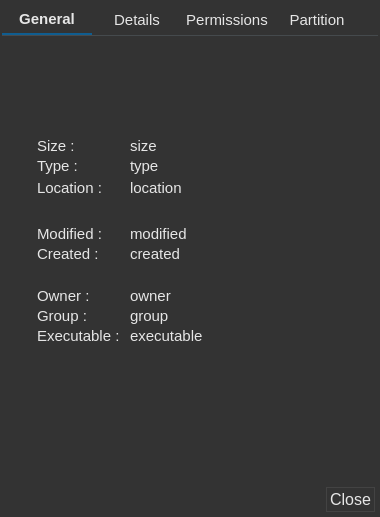
This is app/corefm/propertiesw.ui in rahmanshaber/corebox as Qt 5 draws it before an edit. The edited form follows.
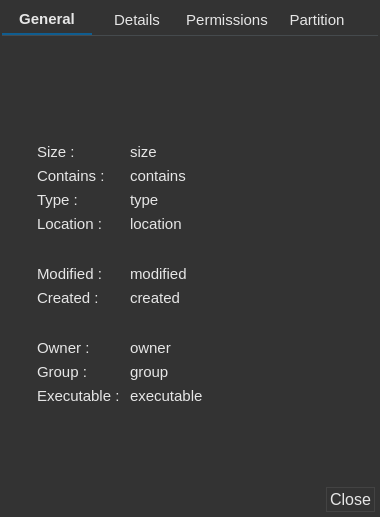
This is the edited form. Icons and pictures are not drawn.

The edit to the form file:
```diff
--- a/app/corefm/propertiesw.ui
+++ b/app/corefm/propertiesw.ui
@@ -99,19 +99,44 @@
        <property name="topMargin">
         <number>10</number>
        </property>
-       <property name="rightMargin">
-        <number>10</number>
-       </property>
-       <property name="bottomMargin">
-        <number>2</number>
-       </property>
        <property name="horizontalSpacing">
         <number>10</number>
        </property>
-       <property name="verticalSpacing">
-        <number>2</number>
-       </property>
-       <item row="1" column="1" colspan="2">
+       <item row="0" column="0" colspan="5">
+        <widget class="QToolButton" name="fileTitle">
+         <property name="sizePolicy">
+          <sizepolicy hsizetype="Preferred" vsizetype="Fixed">
+           <horstretch>0</horstretch>
+           <verstretch>0</verstretch>
+          </sizepolicy>
+         </property>
+         <property name="minimumSize">
+          <size>
+           <width>60</width>
+           <height>60</height>
+          </size>
+         </property>
+         <property name="maximumSize">
+          <size>
+           <width>16777215</width>
+           <height>60</height>
+          </size>
+         </property>
+         <property name="text">
+          <string/>
+         </property>
+         <property name="iconSize">
+          <size>
+           <width>60</width>
+           <height>60</height>
+          </size>
+         </property>
+         <property name="toolButtonStyle">
+          <enum>Qt::ToolButtonTextBesideIcon</enum>
+         </property>
+        </widget>
+       </item>
+       <item row="1" column="1" colspan="4">
         <widget class="Line" name="line_2">
          <property name="minimumSize">
           <size>
@@ -124,145 +149,7 @@
          </property>
         </widget>
        </item>
-       <item row="11" column="1">
-        <widget class="QLabel" name="labelCreated">
-         <property name="font">
-          <font>
-           <pointsize>11</pointsize>
-          </font>
-         </property>
-         <property name="text">
-          <string>Created :</string>
-         </property>
-        </widget>
-       </item>
-       <item row="12" column="1" colspan="2">
-        <widget class="Line" name="line_4">
-         <property name="minimumSize">
-          <size>
-           <width>0</width>
-           <height>20</height>
-          </size>
-         </property>
-         <property name="orientation">
-          <enum>Qt::Horizontal</enum>
-         </property>
-        </widget>
-       </item>
-       <item row="13" column="1">
-        <widget class="QLabel" name="labelOwner">
-         <property name="font">
-          <font>
-           <pointsize>11</pointsize>
-          </font>
-         </property>
-         <property name="text">
-          <string>Owner :</string>
-         </property>
-        </widget>
-       </item>
-       <item row="3" column="1">
-        <widget class="QLabel" name="labelSize">
-         <property name="font">
-          <font>
-           <pointsize>11</pointsize>
-          </font>
-         </property>
-         <property name="text">
-          <string>Size :</string>
-         </property>
-         <property name="wordWrap">
-          <bool>false</bool>
-         </property>
-        </widget>
-       </item>
-       <item row="4" column="1">
-        <widget class="QLabel" name="labelType">
-         <property name="font">
-          <font>
-           <pointsize>11</pointsize>
-          </font>
-         </property>
-         <property name="text">
-          <string>Type :</string>
-         </property>
-        </widget>
-       </item>
-       <item row="14" column="1">
-        <widget class="QLabel" name="labelGroup">
-         <property name="font">
-          <font>
-           <pointsize>11</pointsize>
-          </font>
-         </property>
-         <property name="text">
-          <string>Group :</string>
-         </property>
-        </widget>
-       </item>
-       <item row="6" column="1">
-        <widget class="QLabel" name="lableLocation">
-         <property name="font">
-          <font>
-           <pointsize>11</pointsize>
-          </font>
-         </property>
-         <property name="text">
-          <string>Location :</string>
-         </property>
-        </widget>
-       </item>
-       <item row="8" column="1" colspan="2">
-        <widget class="Line" name="line_3">
-         <property name="minimumSize">
-          <size>
-           <width>0</width>
-           <height>20</height>
-          </size>
-         </property>
-         <property name="orientation">
-          <enum>Qt::Horizontal</enum>
-         </property>
-        </widget>
-       </item>
-       <item row="10" column="1">
-        <widget class="QLabel" name="labelModified">
-         <property name="font">
-          <font>
-           <pointsize>11</pointsize>
-          </font>
-         </property>
-         <property name="text">
-          <string>Modified :</string>
-         </property>
-        </widget>
-       </item>
-       <item row="15" column="1">
-        <widget class="QLabel" name="labelExecutable">
-         <property name="font">
-          <font>
-           <pointsize>11</pointsize>
-          </font>
-         </property>
-         <property name="text">
-          <string>Executable :</string>
-         </property>
-        </widget>
-       </item>
-       <item row="16" column="1" colspan="2">
-        <spacer name="verticalSpacer_2">
-         <property name="orientation">
-          <enum>Qt::Vertical</enum>
-         </property>
-         <property name="sizeHint" stdset="0">
-          <size>
-           <width>20</width>
-           <height>40</height>
-          </size>
-         </property>
-        </spacer>
-       </item>
-       <item row="3" column="2">
+       <item row="2" column="3">
         <widget class="QLabel" name="size">
          <property name="sizePolicy">
           <sizepolicy hsizetype="Expanding" vsizetype="Preferred">
@@ -280,7 +167,25 @@
          </property>
         </widget>
        </item>
-       <item row="6" column="2">
+       <item row="4" column="3">
+        <widget class="QLabel" name="type">
+         <property name="sizePolicy">
+          <sizepolicy hsizetype="Expanding" vsizetype="Preferred">
+           <horstretch>0</horstretch>
+           <verstretch>0</verstretch>
+          </sizepolicy>
+         </property>
+         <property name="font">
+          <font>
+           <pointsize>11</pointsize>
+          </font>
+         </property>
+         <property name="text">
+          <string>type</string>
+         </property>
+        </widget>
+       </item>
+       <item row="5" column="3" colspan="2">
         <widget class="QLabel" name="location">
          <property name="sizePolicy">
           <sizepolicy hsizetype="Expanding" vsizetype="Preferred">
@@ -301,25 +206,7 @@
          </property>
         </widget>
        </item>
-       <item row="4" column="2">
-        <widget class="QLabel" name="type">
-         <property name="sizePolicy">
-          <sizepolicy hsizetype="Expanding" vsizetype="Preferred">
-           <horstretch>0</horstretch>
-           <verstretch>0</verstretch>
-          </sizepolicy>
-         </property>
-         <property name="font">
-          <font>
-           <pointsize>11</pointsize>
-          </font>
-         </property>
-         <property name="text">
-          <string>type</string>
-         </property>
-        </widget>
-       </item>
-       <item row="10" column="2">
+       <item row="7" column="3" colspan="2">
         <widget class="QLabel" name="modified">
          <property name="sizePolicy">
           <sizepolicy hsizetype="Expanding" vsizetype="Preferred">
@@ -337,7 +224,7 @@
          </property>
         </widget>
        </item>
-       <item row="11" column="2">
+       <item row="8" column="3" colspan="2">
         <widget class="QLabel" name="created">
          <property name="sizePolicy">
           <sizepolicy hsizetype="Expanding" vsizetype="Preferred">
@@ -355,7 +242,7 @@
          </property>
         </widget>
        </item>
-       <item row="13" column="2">
+       <item row="10" column="3" colspan="2">
         <widget class="QLabel" name="owner">
          <property name="sizePolicy">
           <sizepolicy hsizetype="Expanding" vsizetype="Preferred">
@@ -373,7 +260,7 @@
          </property>
         </widget>
        </item>
-       <item row="14" column="2">
+       <item row="11" column="3" colspan="2">
         <widget class="QLabel" name="group">
          <property name="sizePolicy">
           <sizepolicy hsizetype="Expanding" vsizetype="Preferred">
@@ -391,7 +278,7 @@
          </property>
         </widget>
        </item>
-       <item row="15" column="2">
+       <item row="12" column="3" colspan="2">
         <widget class="QLabel" name="executable">
          <property name="sizePolicy">
           <sizepolicy hsizetype="Expanding" vsizetype="Preferred">
@@ -409,7 +296,156 @@
          </property>
         </widget>
        </item>
-       <item row="1" column="0" rowspan="15">
+       <item row="3" column="3" colspan="2">
+        <widget class="QLabel" name="contains">
+         <property name="font">
+          <font>
+           <pointsize>11</pointsize>
+          </font>
+         </property>
+         <property name="text">
+          <string>contains</string>
+         </property>
+        </widget>
+       </item>
+       <item row="2" column="1" colspan="2">
+        <widget class="QLabel" name="labelSize">
+         <property name="font">
+          <font>
+           <pointsize>11</pointsize>
+          </font>
+         </property>
+         <property name="text">
+          <string>Size :</string>
+         </property>
+         <property name="wordWrap">
+          <bool>false</bool>
+         </property>
+        </widget>
+       </item>
+       <item row="3" column="1" colspan="2">
+        <widget class="QLabel" name="labelContains">
+         <property name="font">
+          <font>
+           <pointsize>11</pointsize>
+          </font>
+         </property>
+         <property name="text">
+          <string>Contains :</string>
+         </property>
+        </widget>
+       </item>
+       <item row="4" column="1" colspan="2">
+        <widget class="QLabel" name="labelType">
+         <property name="font">
+          <font>
+           <pointsize>11</pointsize>
+          </font>
+         </property>
+         <property name="text">
+          <string>Type :</string>
+         </property>
+        </widget>
+       </item>
+       <item row="5" column="1" colspan="2">
+        <widget class="QLabel" name="lableLocation">
+         <property name="font">
+          <font>
+           <pointsize>11</pointsize>
+          </font>
+         </property>
+         <property name="text">
+          <string>Location :</string>
+         </property>
+        </widget>
+       </item>
+       <item row="6" column="1" colspan="4">
+        <widget class="Line" name="line_3">
+         <property name="minimumSize">
+          <size>
+           <width>0</width>
+           <height>20</height>
+          </size>
+         </property>
+         <property name="orientation">
+          <enum>Qt::Horizontal</enum>
+         </property>
+        </widget>
+       </item>
+       <item row="7" column="1" colspan="2">
+        <widget class="QLabel" name="labelModified">
+         <property name="font">
+          <font>
+           <pointsize>11</pointsize>
+          </font>
+         </property>
+         <property name="text">
+          <string>Modified :</string>
+         </property>
+        </widget>
+       </item>
+       <item row="8" column="1" colspan="2">
+        <widget class="QLabel" name="labelCreated">
+         <property name="font">
+          <font>
+           <pointsize>11</pointsize>
+          </font>
+         </property>
+         <property name="text">
+          <string>Created :</string>
+         </property>
+        </widget>
+       </item>
+       <item row="10" column="1" colspan="2">
+        <widget class="QLabel" name="labelOwner">
+         <property name="font">
+          <font>
+           <pointsize>11</pointsize>
+          </font>
+         </property>
+         <property name="text">
+          <string>Owner :</string>
+         </property>
+        </widget>
+       </item>
+       <item row="11" column="1" colspan="2">
+        <widget class="QLabel" name="labelGroup">
+         <property name="font">
+          <font>
+           <pointsize>11</pointsize>
+          </font>
+         </property>
+         <property name="text">
+          <string>Group :</string>
+         </property>
+        </widget>
+       </item>
+       <item row="12" column="1" colspan="2">
+        <widget class="QLabel" name="labelExecutable">
+         <property name="font">
+          <font>
+           <pointsize>11</pointsize>
+          </font>
+         </property>
+         <property name="text">
+          <string>Executable :</string>
+         </property>
+        </widget>
+       </item>
+       <item row="9" column="1" colspan="4">
+        <widget class="Line" name="line_4">
+         <property name="minimumSize">
+          <size>
+           <width>0</width>
+           <height>20</height>
+          </size>
+         </property>
+         <property name="orientation">
+          <enum>Qt::Horizontal</enum>
+         </property>
+        </widget>
+       </item>
+       <item row="1" column="0" rowspan="12">
         <spacer name="horizontalSpacer_2">
          <property name="orientation">
           <enum>Qt::Horizontal</enum>
@@ -425,39 +461,18 @@
          </property>
         </spacer>
        </item>
-       <item row="0" column="0" colspan="3">
-        <widget class="QToolButton" name="fileTitle">
-         <property name="sizePolicy">
-          <sizepolicy hsizetype="Preferred" vsizetype="Fixed">
-           <horstretch>0</horstretch>
-           <verstretch>0</verstretch>
-          </sizepolicy>
+       <item row="13" column="1" colspan="3">
+        <spacer name="verticalSpacer_2">
+         <property name="orientation">
+          <enum>Qt::Vertical</enum>
          </property>
-         <property name="minimumSize">
+         <property name="sizeHint" stdset="0">
           <size>
-           <width>60</width>
-           <height>60</height>
+           <width>20</width>
+           <height>40</height>
           </size>
          </property>
-         <property name="maximumSize">
-          <size>
-           <width>16777215</width>
-           <height>60</height>
-          </size>
-         </property>
-         <property name="text">
-          <string/>
-         </property>
-         <property name="iconSize">
-          <size>
-           <width>60</width>
-           <height>60</height>
-          </size>
-         </property>
-         <property name="toolButtonStyle">
-          <enum>Qt::ToolButtonTextBesideIcon</enum>
-         </property>
-        </widget>
+        </spacer>
        </item>
       </layout>
      </widget>
```
Left out of the diff: 2 changed lines with no effect on the pictures.
